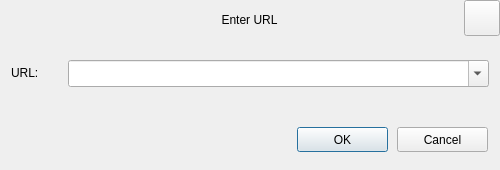
First picture: the form in src/smplayer/inputurl.ui, repository UbuntuKylin/kylin-video, before the edit.
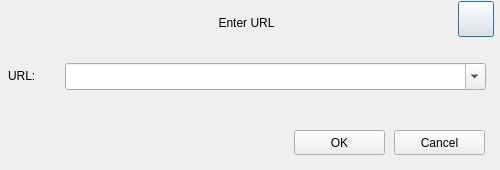
Second picture: the form after the edit.

Diff of the .ui file:
```diff
--- a/src/smplayer/inputurl.ui
+++ b/src/smplayer/inputurl.ui
@@ -25,50 +25,20 @@
   <property name="windowTitle">
    <string>Enter URL</string>
   </property>
-  <widget class="QPushButton" name="okBtn">
+  <widget class="QWidget" name="widget" native="true">
    <property name="geometry">
     <rect>
-     <x>297</x>
-     <y>127</y>
-     <width>91</width>
-     <height>25</height>
-    </rect>
-   </property>
-   <property name="text">
-    <string>OK</string>
-   </property>
-  </widget>
-  <widget class="QPushButton" name="cancelBtn">
-   <property name="geometry">
-    <rect>
-     <x>397</x>
-     <y>127</y>
-     <width>91</width>
-     <height>25</height>
-    </rect>
-   </property>
-   <property name="text">
-    <string>Cancel</string>
-   </property>
-  </widget>
-  <widget class="QPushButton" name="closeBtn">
-   <property name="geometry">
-    <rect>
-     <x>464</x>
+     <x>0</x>
      <y>0</y>
-     <width>36</width>
-     <height>36</height>
+     <width>500</width>
+     <height>170</height>
     </rect>
    </property>
-   <property name="text">
-    <string/>
-   </property>
-  </widget>
   <widget class="QLabel" name="title_label">
    <property name="geometry">
     <rect>
-     <x>154</x>
-     <y>10</y>
+      <x>151</x>
+      <y>13</y>
      <width>191</width>
      <height>20</height>
     </rect>
@@ -80,11 +50,40 @@
     <set>Qt::AlignCenter</set>
    </property>
   </widget>
-  <widget class="QComboBox" name="url_edit">
+   <widget class="QPushButton" name="closeBtn">
    <property name="geometry">
     <rect>
-     <x>68</x>
+      <x>458</x>
+      <y>1</y>
+      <width>36</width>
+      <height>36</height>
+     </rect>
+    </property>
+    <property name="text">
+     <string/>
+    </property>
+   </widget>
+   <widget class="QLabel" name="label">
+    <property name="geometry">
+     <rect>
+      <x>8</x>
      <y>60</y>
+      <width>51</width>
+      <height>31</height>
+     </rect>
+    </property>
+    <property name="text">
+     <string>URL:</string>
+    </property>
+    <property name="buddy">
+     <cstring>url_edit</cstring>
+    </property>
+   </widget>
+   <widget class="QComboBox" name="url_edit">
+    <property name="geometry">
+     <rect>
+      <x>65</x>
+      <y>63</y>
      <width>421</width>
      <height>27</height>
     </rect>
@@ -102,21 +101,32 @@
     <enum>QComboBox::AdjustToMinimumContentsLength</enum>
    </property>
   </widget>
-  <widget class="QLabel" name="label">
+   <widget class="QPushButton" name="cancelBtn">
    <property name="geometry">
     <rect>
-     <x>11</x>
-     <y>57</y>
-     <width>51</width>
-     <height>31</height>
+      <x>394</x>
+      <y>130</y>
+      <width>91</width>
+      <height>25</height>
     </rect>
    </property>
    <property name="text">
-    <string>URL:</string>
-   </property>
-   <property name="buddy">
-    <cstring>url_edit</cstring>
-   </property>
+     <string>Cancel</string>
+    </property>
+   </widget>
+   <widget class="QPushButton" name="okBtn">
+    <property name="geometry">
+     <rect>
+      <x>294</x>
+      <y>130</y>
+      <width>91</width>
+      <height>25</height>
+     </rect>
+    </property>
+    <property name="text">
+     <string>OK</string>
+    </property>
+   </widget>
   </widget>
  </widget>
  <resources/>
```
Lines whose indentation alone changed are shown as unchanged.
